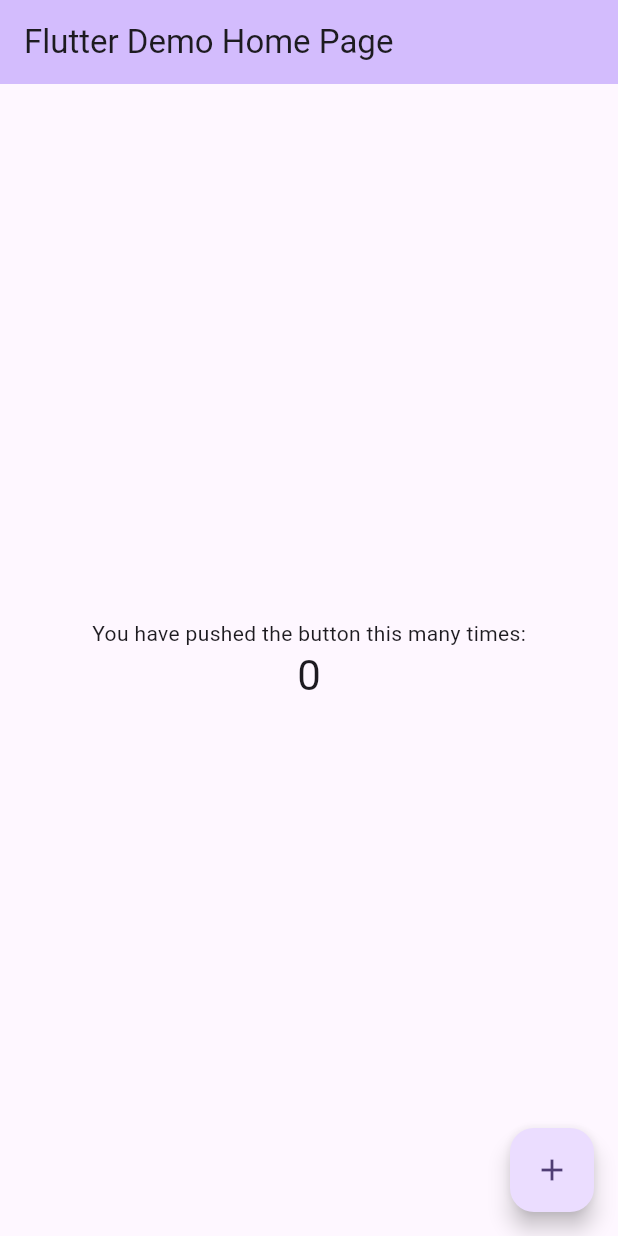
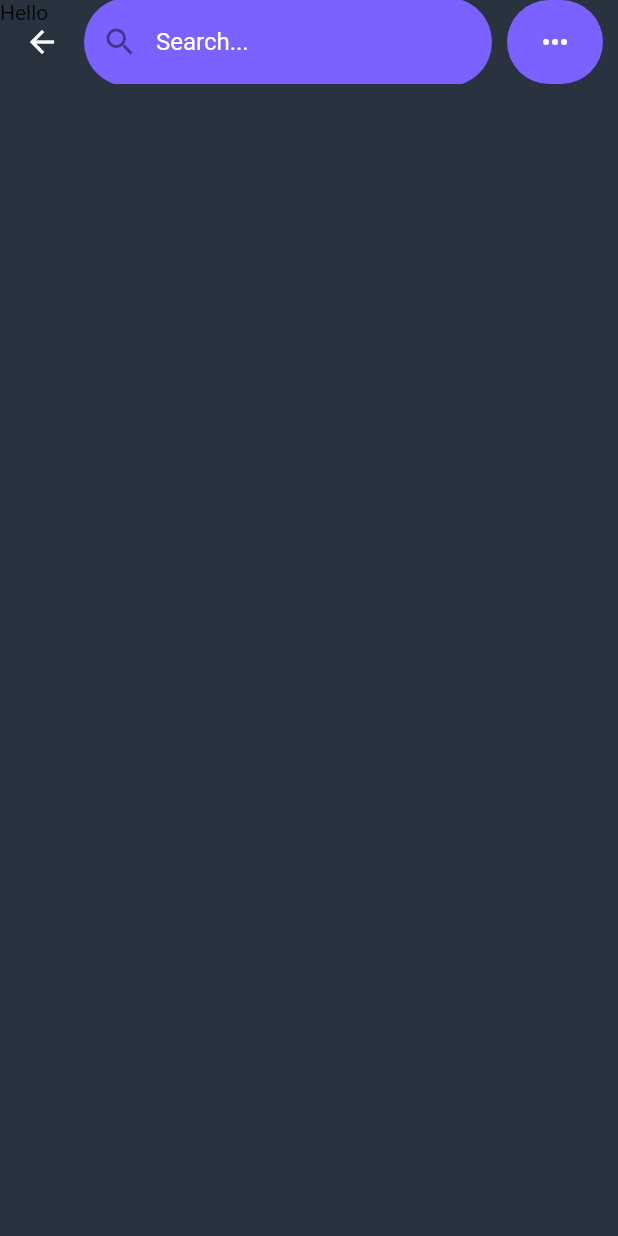
Before and after one commit to sudo-datluu/runfinity, a Flutter app: the screen it shows after launch, on a phone screen of 412 x 824 dp. Run offline on Flutter 3.47's test engine with Material 2 defaults, Android fonts, the phone set to English and light mode, and no system bars.

Commit message:
search bar UI

```diff
--- a/lib/main.dart
+++ b/lib/main.dart
@@ -1,4 +1,6 @@
 import 'package:flutter/material.dart';
+import 'package:runfinity/screens/header_screen.dart';
+import 'package:runfinity/screens/lobby_screens/create_lobby_screen.dart';
 
 void main() {
   runApp(const MyApp());
@@ -12,114 +14,8 @@ class MyApp extends StatelessWidget {
   Widget build(BuildContext context) {
     return MaterialApp(
       title: 'Flutter Demo',
-      theme: ThemeData(
-        // This is the theme of your application.
-        //
-        // TRY THIS: Try running your application with "flutter run". You'll see
-        // the application has a blue toolbar. Then, without quitting the app,
-        // try changing the seedColor in the colorScheme below to Colors.green
-        // and then invoke "hot reload" (save your changes or press the "hot
-        // reload" button in a Flutter-supported IDE, or press "r" if you used
-        // the command line to start the app).
-        //
-        // Notice that the counter didn't reset back to zero; the application
-        // state is not lost during the reload. To reset the state, use hot
-        // restart instead.
-        //
-        // This works for code too, not just values: Most code changes can be
-        // tested with just a hot reload.
-        colorScheme: ColorScheme.fromSeed(seedColor: Colors.deepPurple),
-        useMaterial3: true,
-      ),
-      home: const MyHomePage(title: 'Flutter Demo Home Page'),
+
+      home: CreateLobbyScreen(),
     );
   }
 }
-
-class MyHomePage extends StatefulWidget {
-  const MyHomePage({super.key, required this.title});
-
-  // This widget is the home page of your application. It is stateful, meaning
-  // that it has a State object (defined below) that contains fields that affect
-  // how it looks.
-
-  // This class is the configuration for the state. It holds the values (in this
-  // case the title) provided by the parent (in this case the App widget) and
-  // used by the build method of the State. Fields in a Widget subclass are
-  // always marked "final".
-
-  final String title;
-
-  @override
-  State<MyHomePage> createState() => _MyHomePageState();
-}
-
-class _MyHomePageState extends State<MyHomePage> {
-  int _counter = 0;
-
-  void _incrementCounter() {
-    setState(() {
-      // This call to setState tells the Flutter framework that something has
-      // changed in this State, which causes it to rerun the build method below
-      // so that the display can reflect the updated values. If we changed
-      // _counter without calling setState(), then the build method would not be
-      // called again, and so nothing would appear to happen.
-      _counter++;
-    });
-  }
-
-  @override
-  Widget build(BuildContext context) {
-    // This method is rerun every time setState is called, for instance as done
-    // by the _incrementCounter method above.
-    //
-    // The Flutter framework has been optimized to make rerunning build methods
-    // fast, so that you can just rebuild anything that needs updating rather
-    // than having to individually change instances of widgets.
-    return Scaffold(
-      appBar: AppBar(
-        // TRY THIS: Try changing the color here to a specific color (to
-        // Colors.amber, perhaps?) and trigger a hot reload to see the AppBar
-        // change color while the other colors stay the same.
-        backgroundColor: Theme.of(context).colorScheme.inversePrimary,
-        // Here we take the value from the MyHomePage object that was created by
-        // the App.build method, and use it to set our appbar title.
-        title: Text(widget.title),
-      ),
-      body: Center(
-        // Center is a layout widget. It takes a single child and positions it
-        // in the middle of the parent.
-        child: Column(
-          // Column is also a layout widget. It takes a list of children and
-          // arranges them vertically. By default, it sizes itself to fit its
-          // children horizontally, and tries to be as tall as its parent.
-          //
-          // Column has various properties to control how it sizes itself and
-          // how it positions its children. Here we use mainAxisAlignment to
-          // center the children vertically; the main axis here is the vertical
-          // axis because Columns are vertical (the cross axis would be
-          // horizontal).
-          //
-          // TRY THIS: Invoke "debug painting" (choose the "Toggle Debug Paint"
-          // action in the IDE, or press "p" in the console), to see the
-          // wireframe for each widget.
-          mainAxisAlignment: MainAxisAlignment.center,
-          children: <Widget>[
-            const Text(
-              'You have pushed the button this many times:',
-            ),
-            Text(
-              '$_counter',
-              style: Theme.of(context).textTheme.headlineMedium,
-            ),
-          ],
-        ),
-      ),
-      floatingActionButton: FloatingActionButton(
-        onPressed: _incrementCounter,
-        tooltip: 'Increment',
-        child: const Icon(Icons.add),
-      ), // This trailing comma makes auto-formatting nicer for build methods.
-    );
-  }
-}
--- /dev/null
+++ b/lib/screens/header_screen.dart
@@ -0,0 +1,65 @@
+import 'package:flutter/material.dart';
+import 'package:runfinity/screens/lobby_screens/color.dart';
+
+class HeaderScreen extends StatefulWidget implements PreferredSizeWidget {
+  HeaderScreen({
+    super.key,
+    required this.textEditingController
+  });
+
+  TextEditingController textEditingController;
+
+  @override
+  State<HeaderScreen> createState() => _HeaderScreenState();
+
+  @override
+  // TODO: implement preferredSize
+  Size get preferredSize => const Size.fromHeight(60);
+}
+
+class _HeaderScreenState extends State<HeaderScreen> {
+
+  @override
+  Widget build(BuildContext context) {
+    return AppBar(
+      centerTitle: false,
+      backgroundColor: Colors.transparent,
+      elevation: 0,
+      titleSpacing: 0,
+      leading: Icon(Icons.arrow_back),
+      title: TextFormField(
+        controller: widget.textEditingController,
+        decoration: const InputDecoration(
+          prefixIcon: Icon(Icons.search),
+          hintText: "Search...",
+          hintStyle: TextStyle(color: Colors.white),
+          filled: true,
+          fillColor: LobbyColor.ButtonColor,
+          border: OutlineInputBorder(
+            borderSide: BorderSide.none,
+            borderRadius: BorderRadius.all(Radius.circular(50)),
+          ),
+        ),
+      ),
+      actions: [
+        SizedBox(width: 10,),
+        ElevatedButton(
+          onPressed: (){
+
+          },
+          child: Icon(Icons.more_horiz),
+          style: ElevatedButton.styleFrom(
+            elevation: 0,
+            backgroundColor: LobbyColor.ButtonColor,
+            side: BorderSide.none,
+            shape: RoundedRectangleBorder(
+              borderRadius: BorderRadius.all(Radius.circular(200)),
+            ),
+
+          ),
+        ),
+        SizedBox(width: 10,),
+      ],
+    );
+  }
+}
--- /dev/null
+++ b/lib/screens/lobby_screens/color.dart
@@ -0,0 +1,9 @@
+import 'dart:ui';
+
+import 'package:flutter/material.dart';
+
+
+class LobbyColor{
+  static const Color BackgroundColor = Color.fromRGBO(40, 51, 63, 1);
+  static const Color ButtonColor = Color.fromRGBO(123, 97, 255, 1);
+}
--- /dev/null
+++ b/lib/screens/lobby_screens/create_lobby_screen.dart
@@ -0,0 +1,29 @@
+import 'package:flutter/material.dart';
+import 'package:runfinity/screens/header_screen.dart';
+import 'package:runfinity/screens/lobby_screens/color.dart';
+
+class CreateLobbyScreen extends StatefulWidget {
+  const CreateLobbyScreen({super.key});
+
+  @override
+  State<CreateLobbyScreen> createState() => _CreateLobbyScreenState();
+}
+
+class _CreateLobbyScreenState extends State<CreateLobbyScreen> {
+
+  final TextEditingController searchTextEditingController = new TextEditingController();
+
+  @override
+  Widget build(BuildContext context) {
+    return Scaffold(
+      extendBodyBehindAppBar: true,
+      backgroundColor: LobbyColor.BackgroundColor,
+      appBar: HeaderScreen(
+        textEditingController: searchTextEditingController,
+      ),
+      body: Container(
+        child: Text("Hello"),
+      ),
+    );
+  }
+}
```
Also changed, not shown: lib/screens/global/global.dart (added), 1 other file.
